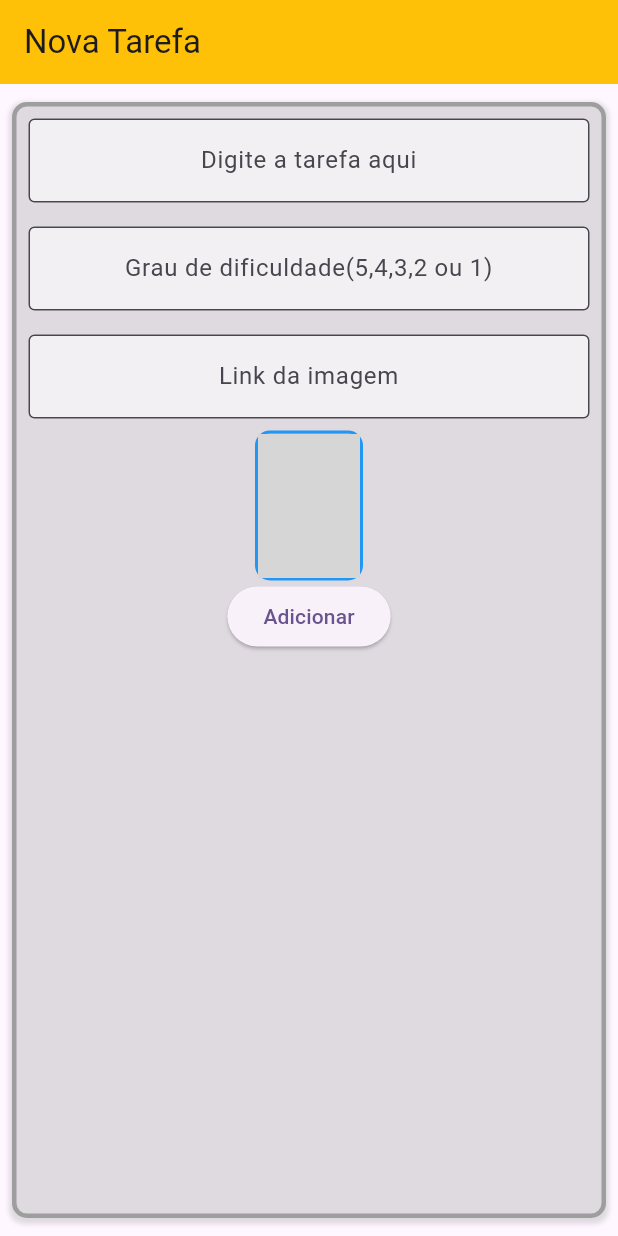
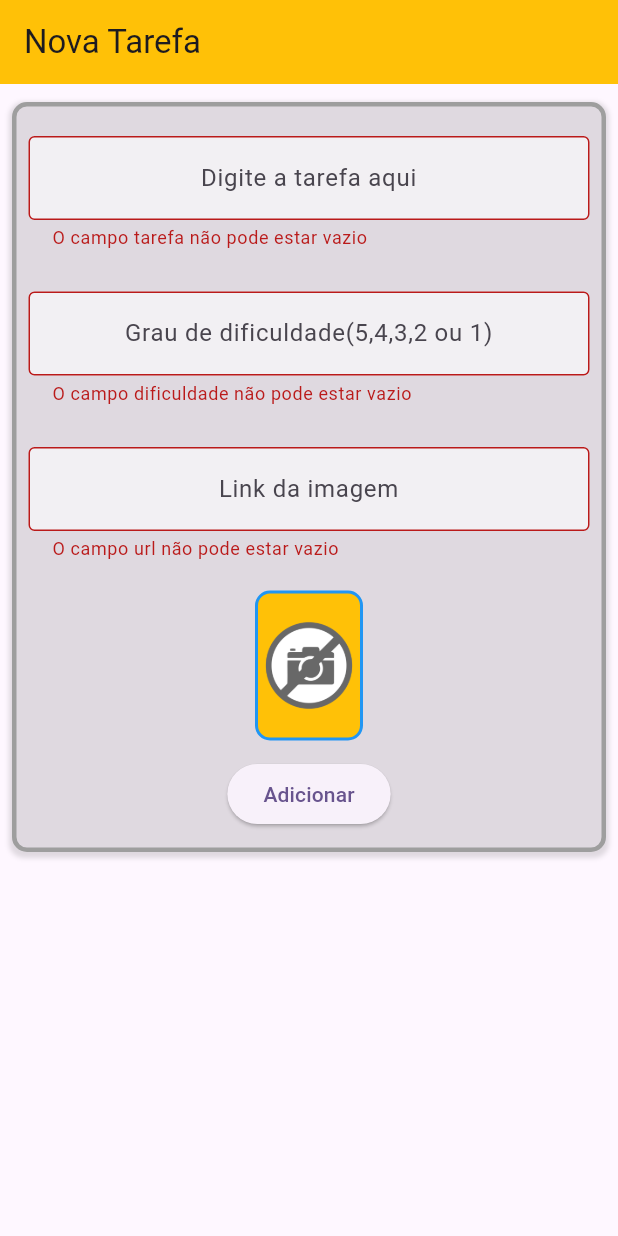
Before and after one commit to otaviovcn/primeiro_projeto_flutter, a Flutter app: the screen it shows after launch, after a tap on "Adicionar", on a phone screen of 412 x 824 dp. Run offline on Flutter 3.47's test engine with Material 3 defaults, Android fonts, the phone set to English and light mode, and no system bars; network calls fail; grey boxes are pictures that could not be loaded.

Commit message:
:sparkles: 	feat: Create form validation

```diff
--- a/lib/screens/form_screen.dart
+++ b/lib/screens/form_screen.dart
@@ -12,16 +12,22 @@ class _FormScreenState extends State<FormScreen> {
   TextEditingController difficultyController = TextEditingController();
   TextEditingController imageController = TextEditingController();
 
+
+  final _formKey = GlobalKey<FormState>();
   @override
   Widget build(BuildContext context) {
-    return Scaffold(
+    return Form(
+      key: _formKey,
+      child: Scaffold(
         appBar: AppBar(
           backgroundColor: Colors.amber,
           title: const Text('Nova Tarefa'),
         ),
         body: Padding(
           padding: const EdgeInsets.fromLTRB(8, 12, 8, 12),
+          child: SingleChildScrollView(
             child: Container(
+              height: 500,
               decoration: BoxDecoration(
                 borderRadius: BorderRadius.circular(10),
                 border: Border.all(width: 3, color: Colors.grey),
@@ -35,10 +41,19 @@ class _FormScreenState extends State<FormScreen> {
                 ],
               ),
               child: Column(
+
+                mainAxisAlignment: MainAxisAlignment.spaceEvenly,
+                crossAxisAlignment: CrossAxisAlignment.center,
                 children: [
                   Padding(
                     padding: const EdgeInsets.all(8.0),
                     child: TextFormField(
+                      validator: (validate) {
+                        if(validate!=null && validate.isEmpty) {
+                          return "O campo tarefa não pode estar vazio";
+                        }
+                        return null;
+                      },
                       controller: nameController,
                       textAlign: TextAlign.center,
                       decoration: InputDecoration(
@@ -52,6 +67,15 @@ class _FormScreenState extends State<FormScreen> {
                   Padding(
                     padding: const EdgeInsets.all(8.0),
                     child: TextFormField(
+                      validator: (validate) {
+                        if(validate!.isEmpty) {
+                          return "O campo dificuldade não pode estar vazio";
+                        } else if ( int.parse(validate) <= 0  || int.parse(validate) > 5) {
+                          return "A dificuldade deve estar entre '1' e '5'";
+                        }
+                        return null;
+                      },
+                      keyboardType: TextInputType.number,
                       controller: difficultyController,
                       textAlign: TextAlign.center,
                       decoration: InputDecoration(
@@ -65,6 +89,13 @@ class _FormScreenState extends State<FormScreen> {
                   Padding(
                     padding: const EdgeInsets.all(8.0),
                     child: TextFormField(
+                      validator: (validate) {
+                        if(validate!.isEmpty) {
+                          return "O campo url não pode estar vazio";
+                        }
+                        return null;
+                      },
+                      keyboardType: TextInputType.url,
                       onChanged: (text) { setState(() {}); },
                       controller: imageController,
                       textAlign: TextAlign.center,
@@ -86,14 +117,29 @@ class _FormScreenState extends State<FormScreen> {
                     ),
                     child: ClipRRect(
                       borderRadius: BorderRadius.circular(10),
-                  child: Image.network(imageController.text, fit: BoxFit.cover),
+                      child: Image.network(
+                          imageController.text,
+                          errorBuilder: (BuildContext context,  Object exception, StackTrace? stackTrace) {
+                            return Image.asset('assets/images/nophoto.png');
+                          },
+                          fit: BoxFit.cover,
+                      ),
                     ),
                   ),
                   ElevatedButton(
                     onPressed: () {
+                      if(_formKey.currentState!.validate()) {
                         print(
-                    "Nome: ${nameController.text} \nDificuldade: ${difficultyController.text}\nLink:  ${imageController.text}  ",
+                          "Nome: ${nameController
+                              .text} \nDificuldade: ${difficultyController
+                              .text}\nLink:  ${imageController.text}  ",
                         );
+                        ScaffoldMessenger.of(context).showSnackBar(
+                          const SnackBar(
+                            content: Text('Formulário enviado com sucesso'),
+                          )
+                        );
+                      }
                     },
                     child: Text("Adicionar"),
                   ),
@@ -101,6 +147,8 @@ class _FormScreenState extends State<FormScreen> {
               ),
             ),
           ),
+        ),
+      ),
     );
   }
 }
--- a/pubspec.yaml
+++ b/pubspec.yaml
@@ -61,6 +61,8 @@ flutter:
   # assets:
   #   - images/a_dot_burr.jpeg
   #   - images/a_dot_ham.jpeg
+  assets:
+    - assets/images/
 
   # An image asset can refer to one or more resolution-specific "variants", see
   # https://flutter.dev/to/resolution-aware-images
```
Also changed, not shown: assets/images/nophoto.png (added). Lines whose indentation alone changed are shown as unchanged.
